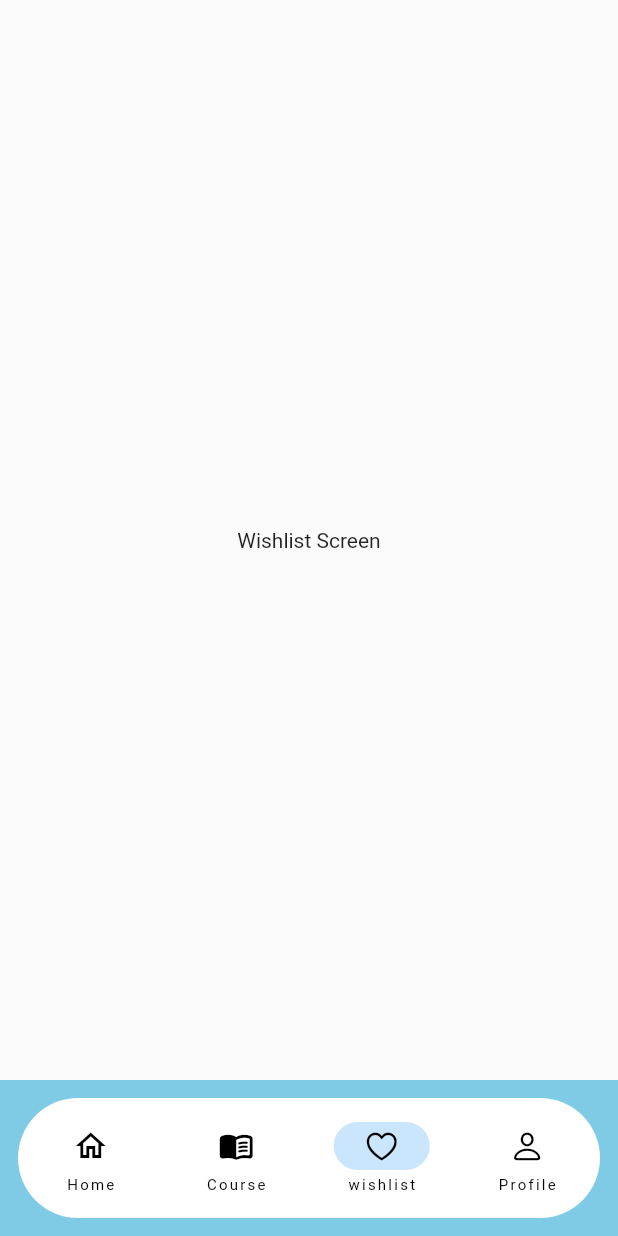
After one commit to muhammadawaisyaseen/Course-Selling-App, a Flutter app: the screen it shows after launch, item 3 of the bottom bar chosen, on a phone screen of 412 x 824 dp. The commit adds this screen. Run offline on Flutter 3.47's test engine with Material 2 defaults, Android fonts, the phone set to English and light mode, and no system bars.

Commit message:
first screen completed

```diff
--- /dev/null
+++ b/lib/screens/main_screen.dart
@@ -0,0 +1,58 @@
+import 'package:flutter/cupertino.dart';
+import 'package:flutter/material.dart';
+import 'package:flutter/src/widgets/container.dart';
+import 'package:flutter/src/widgets/framework.dart';
+
+import 'course_page.dart';
+import 'myHomePage.dart';
+import 'profile_page.dart';
+import 'wishlist_page.dart';
+
+class BottomNavigation extends StatefulWidget {
+  const BottomNavigation({super.key});
+
+  @override
+  State<BottomNavigation> createState() => _BottomNavigationState();
+}
+
+class _BottomNavigationState extends State<BottomNavigation> {
+  int currentPage = 0;
+  List pages = [
+    HomeScreen(),
+    CourseScreen(),
+    WishlistScreen(),
+    ProfileScreen(),
+  ];
+  @override
+  Widget build(BuildContext context) {
+    return Scaffold(
+      backgroundColor: const Color(0xFF7fcae5),
+      body: pages[currentPage],
+      bottomNavigationBar: Padding(
+        padding: const EdgeInsets.all(12),
+        child: ClipRRect(
+          borderRadius: BorderRadius.circular(40),
+          child: NavigationBar(
+            destinations: const [
+              NavigationDestination(
+                  icon: Icon(Icons.home_outlined), label: "Home"),
+              NavigationDestination(
+                  icon: Icon(Icons.menu_book_rounded), label: "Course"),
+              NavigationDestination(
+                  icon: Icon(CupertinoIcons.heart), label: "wishlist"),
+              NavigationDestination(
+                  icon: Icon(CupertinoIcons.person), label: "Profile"),
+            ],
+            backgroundColor: Color(0xFFffffff),
+            onDestinationSelected: (indexvalue) {
+              setState(() {
+                currentPage = indexvalue;
+              });
+            },
+            selectedIndex: currentPage,
+          ),
+        ),
+      ),
+    );
+  }
+}
--- /dev/null
+++ b/lib/screens/wishlist_page.dart
@@ -0,0 +1,14 @@
+import 'package:flutter/material.dart';
+import 'package:flutter/src/widgets/container.dart';
+import 'package:flutter/src/widgets/framework.dart';
+
+class WishlistScreen extends StatelessWidget {
+  const WishlistScreen({super.key});
+
+  @override
+  Widget build(BuildContext context) {
+    return const Scaffold(
+      body: Center(child: Text("Wishlist Screen")),
+    );
+  }
+}
```
Also changed, not shown: lib/main.dart (+2 -51 lines), lib/screens/course_page.dart (added, +13 -0 lines), lib/screens/myHomePage.dart (+21 -57 lines), lib/screens/profile_page.dart (added, +14 -0 lines).
